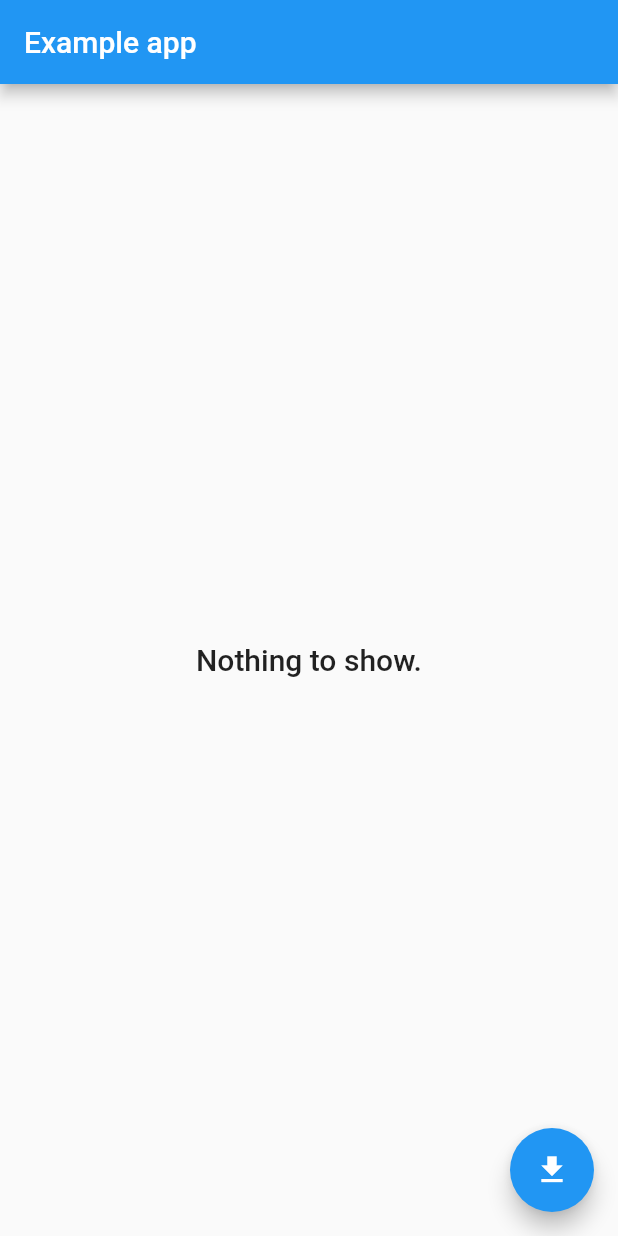
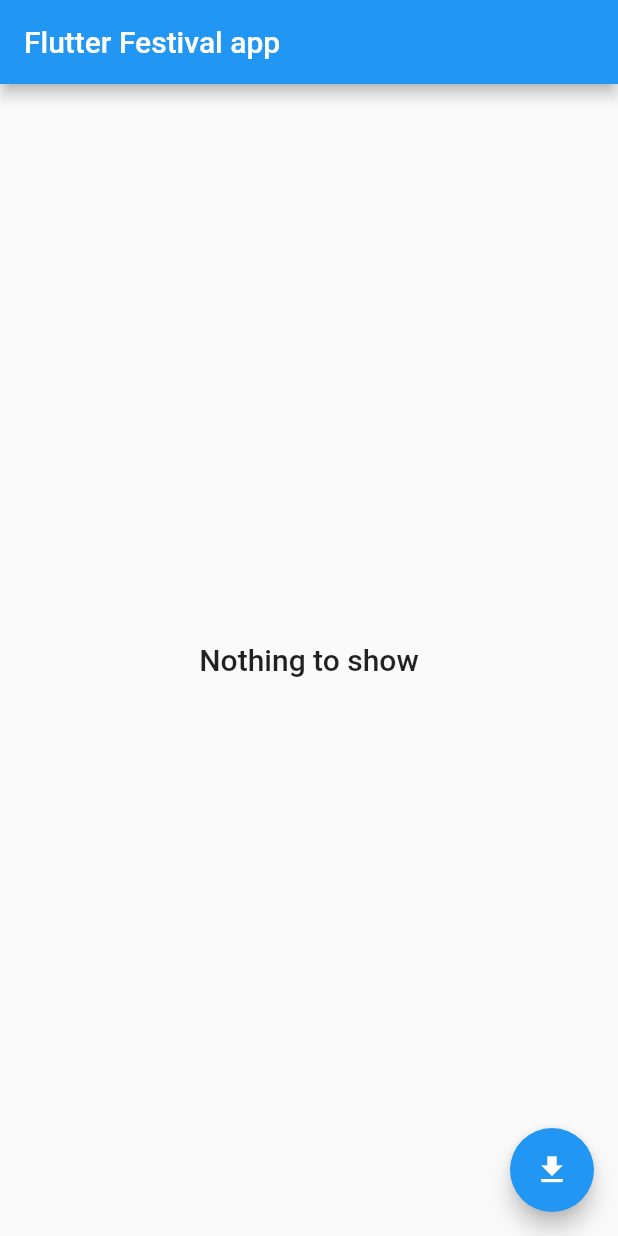
Before and after one commit to Gonzaa25/flutter_festival_example, a Flutter app: the screen it shows after launch, on a phone screen of 412 x 824 dp. Run offline on Flutter 3.47's test engine with Material 2 defaults, Android fonts, the phone set to English and light mode, and no system bars; our stand-ins replace bloc, dio, flutter_bloc, freezed_annotation, get_it.

Commit message:
new constant and refactor

```diff
--- /dev/null
+++ b/lib/home/constants/home_ui_constants.dart
@@ -0,0 +1,5 @@
+class HomeUiConstants {
+  static const appName = 'Flutter Festival app';
+  static const nothingToShow = 'Nothing to show';
+  static const noDataFound = 'No data found';
+}
--- a/lib/home/screens/home_screen.dart
+++ b/lib/home/screens/home_screen.dart
@@ -1,5 +1,6 @@
 import 'package:flutter/material.dart';
 import 'package:flutter_bloc/flutter_bloc.dart';
+import 'package:freezed_example/home/constants/home_ui_constants.dart';
 import 'package:freezed_example/home/cubit/data_cubit.dart';
 import 'package:freezed_example/home/widgets/home_body.dart';
 
@@ -12,7 +13,7 @@ class HomePage extends StatelessWidget {
   Widget build(BuildContext context) {
     return Scaffold(
       appBar: AppBar(
-        title: const Text('Example app'),
+        title: const Text(HomeUiConstants.appName),
       ),
       body: const HomeBody(),
       floatingActionButton: FloatingActionButton(
--- a/lib/home/widgets/home_body.dart
+++ b/lib/home/widgets/home_body.dart
@@ -1,6 +1,7 @@
 import 'package:dio/dio.dart';
 import 'package:flutter/material.dart';
 import 'package:flutter_bloc/flutter_bloc.dart';
+import 'package:freezed_example/home/constants/home_ui_constants.dart';
 import 'package:freezed_example/home/cubit/data_cubit.dart';
 import 'package:freezed_example/home/widgets/data_content.dart';
 
@@ -18,7 +19,7 @@ class HomeBody extends StatelessWidget {
           return state.when(
             initial: () => Center(
               child: Text(
-                'Nothing to show.',
+                HomeUiConstants.nothingToShow,
                 style: Theme.of(context).textTheme.headline6,
                 textAlign: TextAlign.center,
               ),
@@ -26,17 +27,20 @@ class HomeBody extends StatelessWidget {
             loading: () => const Center(
               child: CircularProgressIndicator(),
             ),
-            loaded: (data) => data != null
-                ? DataContent(
-                    data: data,
-                  )
-                : Center(
-                    child: Text(
-                      'No data found.',
-                      style: Theme.of(context).textTheme.headline6,
-                      textAlign: TextAlign.center,
-                    ),
+            loaded: (data) {
+              if (data == null) {
+                return Center(
+                  child: Text(
+                    HomeUiConstants.noDataFound,
+                    style: Theme.of(context).textTheme.headline6,
+                    textAlign: TextAlign.center,
                   ),
+                );
+              }
+              return DataContent(
+                data: data,
+              );
+            },
             error: (Object error) => Center(
               child: Text(
                 error is DioError ? error.message : error.toString(),
```
